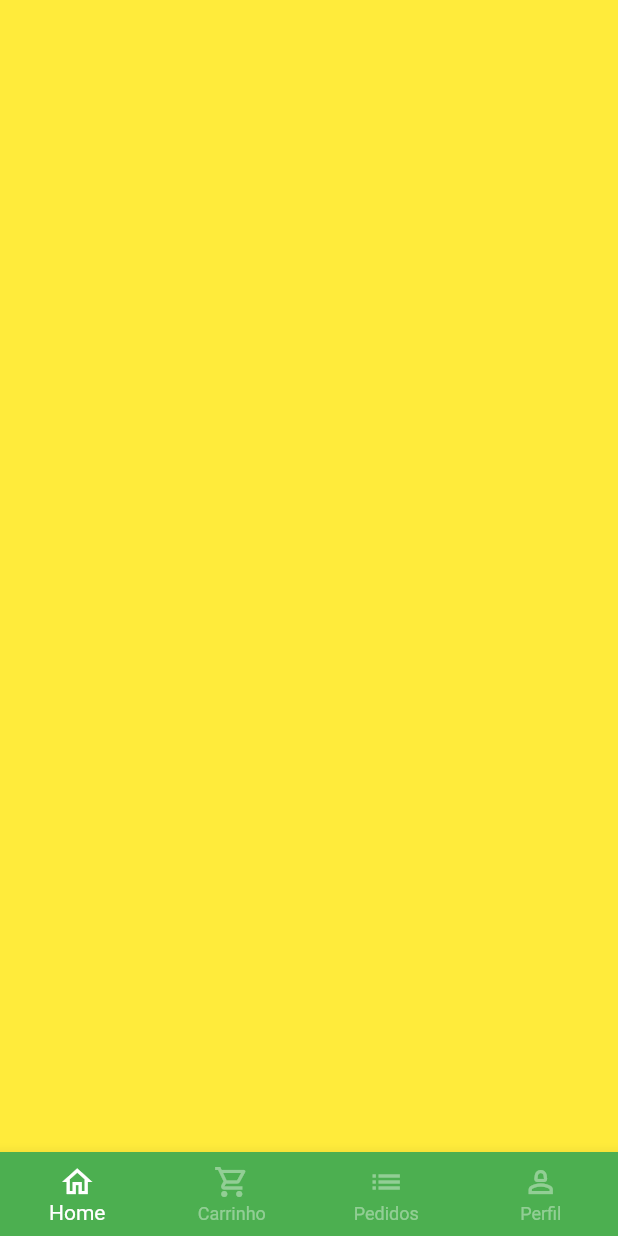
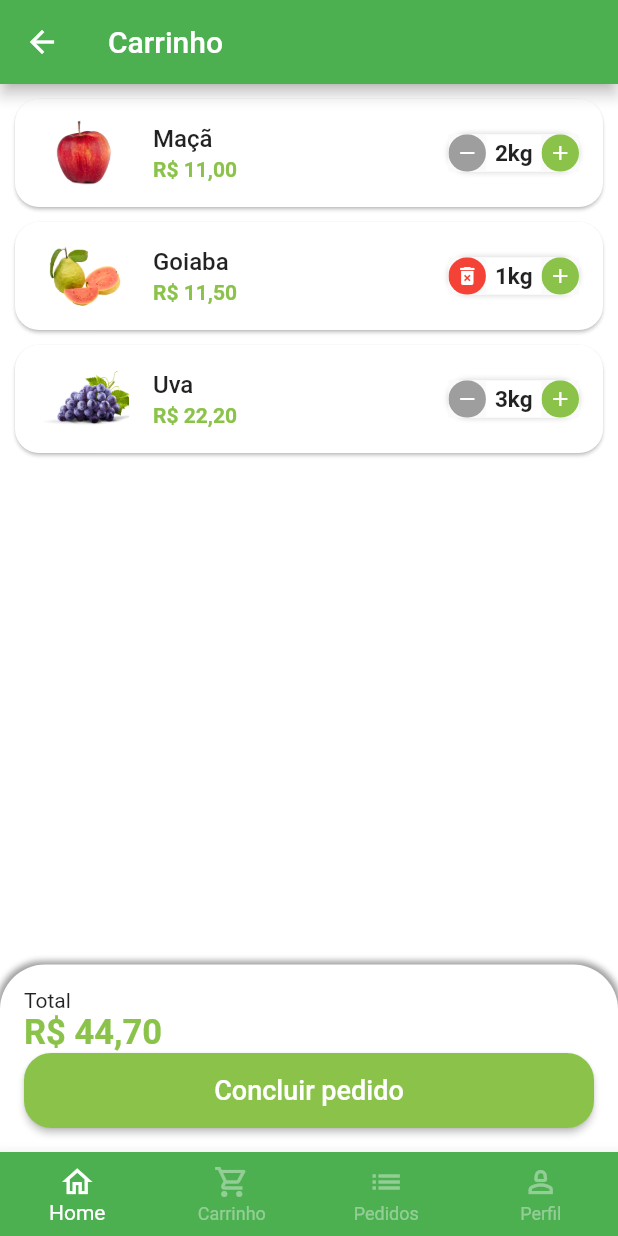
Before and after one commit to dmardoqueu/greengrocer, a Flutter app: the BaseScreen screen opened directly, swiped to page 2, on a phone screen of 412 x 824 dp. Run offline on Flutter 3.47's test engine with Material 2 defaults, Android fonts, the phone set to English and light mode, and no system bars; our stand-ins replace animated_text_kit, mask_text_input_formatter.

Commit message:
finalizando tela do carrinho

```diff
--- a/lib/src/common_widgets/quantity_widget.dart
+++ b/lib/src/common_widgets/quantity_widget.dart
@@ -5,12 +5,14 @@ class QuantityWidget extends StatelessWidget {
   final int value;
   final String sufixText;
   final Function(int quantity) result;
+  final bool isRemoveble;
 
   const QuantityWidget({
     super.key,
     required this.value,
     required this.sufixText,
     required this.result,
+    this.isRemoveble = false,
   });
 
   @override
@@ -28,12 +30,14 @@ class QuantityWidget extends StatelessWidget {
         ],
       ),
       child: Row(
+        mainAxisSize: MainAxisSize.min,
         children: [
           _QuantityButton(
-            color: Colors.grey,
-            icon: Icons.remove,
+            color: !isRemoveble || value > 1 ? Colors.grey : Colors.red,
+            icon:
+                !isRemoveble || value > 1 ? Icons.remove : Icons.delete_forever,
             onPressed: () {
-              if (value == 1) return;
+              if (value == 1 && !isRemoveble) return;
 
               int resultCount = value - 1;
               result(resultCount);
--- a/lib/src/config/app_data.dart
+++ b/lib/src/config/app_data.dart
@@ -1,4 +1,6 @@
 import 'package:greengrocer/src/models/item_model.dart';
+
+import '../models/cart_item_model.dart';
 
 ItemModel apple = ItemModel(
   itemName: 'Maçã',
@@ -70,3 +72,18 @@ List<String> categories = [
   'Temperos',
   'Cereais',
 ];
+
+List<CartItemModel> cartItems = [
+  CartItemModel(
+    item: apple,
+    quantity: 2,
+  ),
+  CartItemModel(
+    item: guava,
+    quantity: 1,
+  ),
+  CartItemModel(
+    item: grape,
+    quantity: 3,
+  ),
+];
--- /dev/null
+++ b/lib/src/models/cart_item_model.dart
@@ -0,0 +1,13 @@
+import 'package:greengrocer/src/models/item_model.dart';
+
+class CartItemModel {
+  ItemModel item;
+  int quantity;
+
+  CartItemModel({
+    required this.item,
+    required this.quantity,
+  });
+
+  double totalPrice() => item.price * quantity;
+}
--- a/lib/src/pages/base/base_screen.dart
+++ b/lib/src/pages/base/base_screen.dart
@@ -1,4 +1,5 @@
 import 'package:flutter/material.dart';
+import 'package:greengrocer/src/pages/cart/cart_tab.dart';
 import '../home/home_tab.dart';
 
 class BaseScreen extends StatefulWidget {
@@ -20,7 +21,7 @@ class _BaseScreenState extends State<BaseScreen> {
         controller: pageController,
         children: [
           const HomeTab(),
-          Container(color: Colors.yellow),
+          CartTab(),
           Container(color: Colors.blue),
           Container(color: Colors.purple),
         ],
--- /dev/null
+++ b/lib/src/pages/cart/cart_tab.dart
@@ -0,0 +1,141 @@
+import 'package:flutter/material.dart';
+import 'package:greengrocer/src/config/custom_colors.dart';
+import 'package:greengrocer/src/models/cart_item_model.dart';
+import 'package:greengrocer/src/pages/cart/components/cart_tile.dart';
+import 'package:greengrocer/src/services/utils_services.dart';
+import 'package:greengrocer/src/config/app_data.dart' as appData;
+
+class CartTab extends StatefulWidget {
+  const CartTab({super.key});
+
+  @override
+  State<CartTab> createState() => _CartTabState();
+}
+
+class _CartTabState extends State<CartTab> {
+  final UtilsServices utilsServices = UtilsServices();
+
+  void removeItemFromCart(CartItemModel cartItem) {
+    setState(() {
+      appData.cartItems.remove(cartItem);
+    });
+  }
+
+  double total = 0;
+  double cartTotalPrice() {
+    for (var item in appData.cartItems) {
+      total += item.totalPrice();
+    }
+    return total;
+  }
+
+  @override
+  Widget build(BuildContext context) {
+    return Scaffold(
+      appBar: AppBar(
+        title: const Text('Carrinho'),
+      ),
+      body: Column(
+        children: [
+          Expanded(
+              child: ListView.builder(
+                  itemCount: appData.cartItems.length,
+                  itemBuilder: (_, index) {
+                    return CartTile(
+                      cartItem: appData.cartItems[index],
+                      remove: removeItemFromCart,
+                    );
+                  })),
+          Container(
+            padding: const EdgeInsets.all(16),
+            decoration: const BoxDecoration(
+              color: Colors.white,
+              borderRadius: BorderRadius.vertical(
+                top: Radius.circular(30),
+              ),
+              boxShadow: [
+                BoxShadow(
+                  color: Colors.grey,
+                  blurRadius: 3,
+                  spreadRadius: 2,
+                ),
+              ],
+            ),
+            child: Column(
+              crossAxisAlignment: CrossAxisAlignment.stretch,
+              children: [
+                const Text(
+                  'Total',
+                  style: TextStyle(
+                    fontSize: 14,
+                  ),
+                ),
+                Text(
+                  utilsServices.priceToCurrency(cartTotalPrice()),
+                  style: TextStyle(
+                    fontSize: 23,
+                    color: CustomColors.customSwatchColor,
+                    fontWeight: FontWeight.bold,
+                  ),
+                ),
+                SizedBox(
+                  height: 50,
+                  child: ElevatedButton(
+                    style: ElevatedButton.styleFrom(
+                      backgroundColor: CustomColors.customSwatchColor,
+                      shape: RoundedRectangleBorder(
+                        borderRadius: BorderRadius.circular(18),
+                      ),
+                    ),
+                    onPressed: () async {
+                      bool? result = await showOrderConfirmation();
+                    },
+                    child: const Text(
+                      'Concluir pedido',
+                      style: TextStyle(
+                        fontSize: 18,
+                      ),
+                    ),
+                  ),
+                ),
+              ],
+            ),
+          )
+        ],
+      ),
+    );
+  }
+
+  Future<bool?> showOrderConfirmation() {
+    return showDialog(
+        context: context,
+        builder: (context) {
+          return AlertDialog(
+            shape: RoundedRectangleBorder(
+              borderRadius: BorderRadius.circular(20),
+            ),
+            title: const Text('Confirmação'),
+            content: const Text('Deseja realmente concluir o pedido?'),
+            actions: [
+              TextButton(
+                onPressed: () {
+                  Navigator.of(context).pop(false);
+                },
+                child: const Text('Não'),
+              ),
+              ElevatedButton(
+                style: ElevatedButton.styleFrom(
+                  shape: RoundedRectangleBorder(
+                    borderRadius: BorderRadius.circular(20),
+                  ),
+                ),
+                onPressed: () {
+                  Navigator.of(context).pop(true);
+                },
+                child: const Text('Sim'),
+              )
+            ],
+          );
+        });
+  }
+}
--- /dev/null
+++ b/lib/src/pages/cart/components/cart_tile.dart
@@ -0,0 +1,78 @@
+import 'package:flutter/material.dart';
+import 'package:greengrocer/src/common_widgets/quantity_widget.dart';
+import 'package:greengrocer/src/config/custom_colors.dart';
+import 'package:greengrocer/src/models/cart_item_model.dart';
+import 'package:greengrocer/src/services/utils_services.dart';
+
+class CartTile extends StatefulWidget {
+  const CartTile({
+    super.key,
+    required this.cartItem,
+    required this.remove,
+  });
+
+  final CartItemModel cartItem;
+  final Function(CartItemModel) remove;
+
+  @override
+  State<CartTile> createState() => _CartTileState();
+}
+
+class _CartTileState extends State<CartTile> {
+  final UtilsServices utilsServices = UtilsServices();
+
+  @override
+  Widget build(BuildContext context) {
+    return Card(
+      margin: const EdgeInsets.fromLTRB(10, 10, 10, 0),
+      shape: RoundedRectangleBorder(
+        borderRadius: BorderRadius.circular(16),
+      ),
+      child: ListTile(
+        //IMAGEM
+        leading: Image.asset(
+          widget.cartItem.item.img,
+          height: 60,
+          width: 60,
+        ),
+
+        //TITULO
+        title: Text(
+          widget.cartItem.item.itemName,
+          style: const TextStyle(
+            fontWeight: FontWeight.w500,
+            fontSize: 16,
+          ),
+        ),
+
+        //TOTAL
+        subtitle: Text(
+          utilsServices.priceToCurrency(
+            widget.cartItem.totalPrice(),
+          ),
+          style: TextStyle(
+            color: CustomColors.customSwatchColor,
+            fontWeight: FontWeight.bold,
+          ),
+        ),
+
+        //QUANTIDADE
+        trailing: QuantityWidget(
+          value: widget.cartItem.quantity,
+          sufixText: widget.cartItem.item.unit,
+          result: (quantity) {
+            setState(() {
+              widget.cartItem.quantity = quantity;
+
+              //REMOVER DO CARRINHO
+              if (quantity == 0) {
+                widget.remove(widget.cartItem);
+              }
+            });
+          },
+          isRemoveble: true,
+        ),
+      ),
+    );
+  }
+}
```
